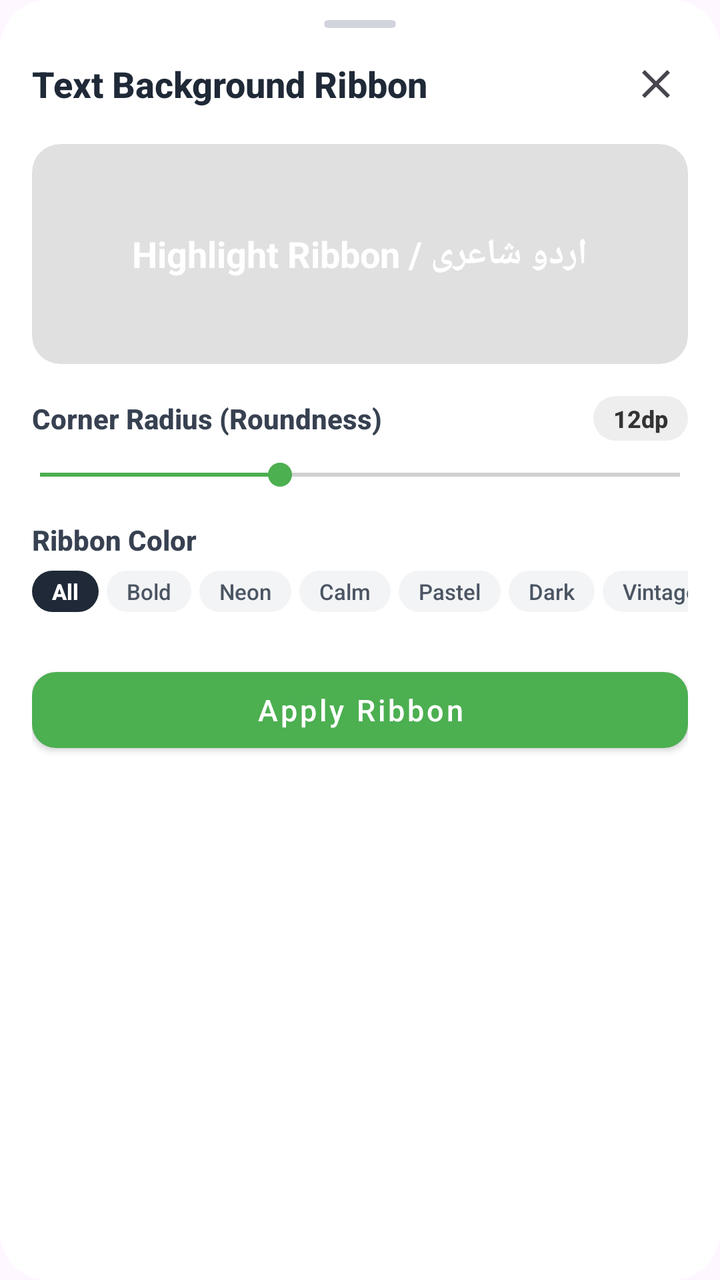
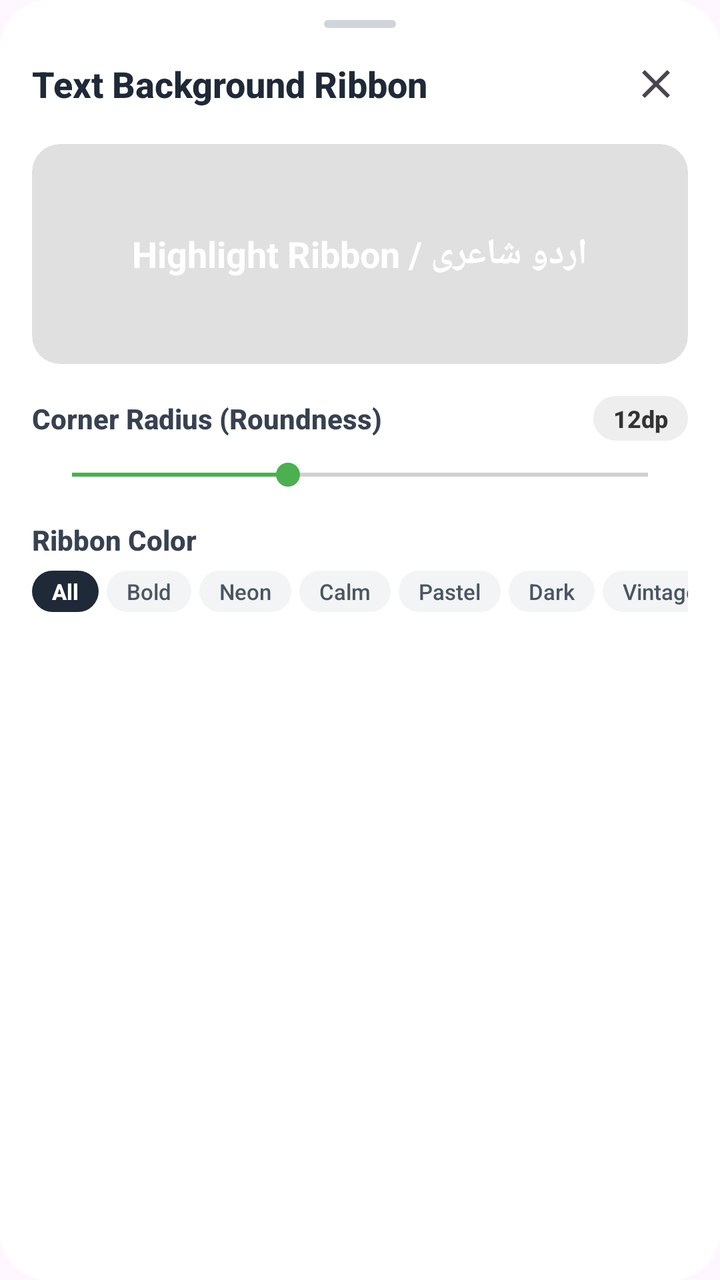

An Android layout rendered at two revisions. The XML below is the earlier revision; the diff shows what the commit changed to produce the second picture.
<!-- AndroidManifest.xml: another module's application theme Theme.DialogHub -->
<!-- res/layout/dialog_text_highlight.xml -->
<?xml version="1.0" encoding="utf-8"?>
<LinearLayout xmlns:android="http://schemas.android.com/apk/res/android"
    xmlns:app="http://schemas.android.com/apk/res-auto"
    android:layout_width="match_parent"
    android:layout_height="wrap_content"
    android:layout_gravity="center"
    android:background="@drawable/rounded_background"
    android:orientation="vertical"
    android:paddingStart="16dp"
    android:paddingEnd="16dp"
    android:paddingBottom="20dp">

    
    <View
        android:id="@+id/dragHandle"
        android:layout_width="36dp"
        android:layout_height="4dp"
        android:layout_gravity="center_horizontal"
        android:layout_marginTop="10dp"
        android:layout_marginBottom="4dp"
        android:background="@drawable/bg_drag_handle" />

    
    <LinearLayout
        android:layout_width="match_parent"
        android:layout_height="wrap_content"
        android:gravity="center_vertical"
        android:paddingTop="8dp"
        android:paddingBottom="10dp">

        <TextView
            android:layout_width="0dp"
            android:layout_height="wrap_content"
            android:layout_weight="1"
            android:fontFamily="sans-serif-medium"
            android:text="Text Background Ribbon"
            android:textColor="#1F2937"
            android:textSize="18sp"
            android:textStyle="bold" />

        <ImageButton
            android:id="@+id/btnClose"
            android:layout_width="32dp"
            android:layout_height="32dp"
            android:background="?actionBarItemBackground"
            android:contentDescription="Close"
            android:src="@drawable/ic_close" />
    </LinearLayout>

    
    <androidx.cardview.widget.CardView
        android:layout_width="match_parent"
        android:layout_height="110dp"
        android:layout_marginTop="4dp"
        android:layout_marginBottom="16dp"
        app:cardBackgroundColor="#E0E0E0"
        app:cardCornerRadius="14dp"
        app:cardElevation="0dp">

        <FrameLayout
            android:layout_width="match_parent"
            android:layout_height="match_parent"
            android:gravity="center">

            <TextView
                android:id="@+id/tvLivePreview"
                android:layout_width="wrap_content"
                android:layout_height="wrap_content"
                android:layout_gravity="center"
                android:gravity="center"
                android:text="اردو شاعری / Highlight Ribbon"
                android:textColor="#FFFFFF"
                android:textDirection="anyRtl"
                android:textSize="18sp"
                android:textStyle="bold" />
        </FrameLayout>
    </androidx.cardview.widget.CardView>

    
    <LinearLayout
        android:layout_width="match_parent"
        android:layout_height="wrap_content"
        android:gravity="center_vertical"
        android:orientation="horizontal">

        <TextView
            android:layout_width="0dp"
            android:layout_height="wrap_content"
            android:layout_weight="1"
            android:fontFamily="sans-serif-medium"
            android:text="Corner Radius (Roundness)"
            android:textColor="#374151"
            android:textSize="14sp"
            android:textStyle="bold" />

        <TextView
            android:id="@+id/tvRadiusValue"
            android:layout_width="wrap_content"
            android:layout_height="wrap_content"
            android:background="@drawable/rounded_background"
            android:backgroundTint="#EEEEEE"
            android:fontFamily="sans-serif-medium"
            android:paddingStart="10dp"
            android:paddingTop="3dp"
            android:paddingEnd="10dp"
            android:paddingBottom="3dp"
            android:text="12dp"
            android:textColor="#333333"
            android:textSize="12sp"
            android:textStyle="bold" />
    </LinearLayout>

    <SeekBar
        android:id="@+id/seekBarRadius"
        android:layout_width="match_parent"
        android:layout_height="wrap_content"
        android:layout_marginTop="8dp"
        android:max="32"
        android:paddingStart="4dp"
        android:paddingEnd="4dp"
        android:progress="12"
        android:progressTint="?attr/colorPrimary"
        android:thumbTint="?attr/colorPrimary" />

    
    <TextView
        android:layout_width="match_parent"
        android:layout_height="wrap_content"
        android:layout_marginTop="14dp"
        android:fontFamily="sans-serif-medium"
        android:text="Ribbon Color"
        android:textColor="#374151"
        android:textSize="14sp"
        android:textStyle="bold" />

    
    <HorizontalScrollView
        android:layout_width="match_parent"
        android:layout_height="wrap_content"
        android:layout_marginTop="6dp"
        android:layout_marginBottom="6dp"
        android:overScrollMode="never"
        android:scrollbars="none">

        <LinearLayout
            android:layout_width="wrap_content"
            android:layout_height="wrap_content"
            android:orientation="horizontal">

            <TextView
                android:id="@+id/chipRibbonAll"
                android:layout_width="wrap_content"
                android:layout_height="wrap_content"
                android:background="@drawable/rounded_background"
                android:backgroundTint="#1F2937"
                android:fontFamily="sans-serif-medium"
                android:paddingStart="10dp"
                android:paddingTop="3dp"
                android:paddingEnd="10dp"
                android:paddingBottom="3dp"
                android:text="All"
                android:textColor="#FFFFFF"
                android:textSize="11sp"
                android:textStyle="bold" />

            <TextView
                android:id="@+id/chipRibbonBold"
                android:layout_width="wrap_content"
                android:layout_height="wrap_content"
                android:layout_marginStart="4dp"
                android:background="@drawable/rounded_background"
                android:backgroundTint="#F3F4F6"
                android:fontFamily="sans-serif-medium"
                android:paddingStart="10dp"
                android:paddingTop="3dp"
                android:paddingEnd="10dp"
                android:paddingBottom="3dp"
                android:text="Bold"
                android:textColor="#4B5563"
                android:textSize="11sp" />

            <TextView
                android:id="@+id/chipRibbonNeon"
                android:layout_width="wrap_content"
                android:layout_height="wrap_content"
                android:layout_marginStart="4dp"
                android:background="@drawable/rounded_background"
                android:backgroundTint="#F3F4F6"
                android:fontFamily="sans-serif-medium"
                android:paddingStart="10dp"
                android:paddingTop="3dp"
                android:paddingEnd="10dp"
                android:paddingBottom="3dp"
                android:text="Neon"
                android:textColor="#4B5563"
                android:textSize="11sp" />

            <TextView
                android:id="@+id/chipRibbonCalm"
                android:layout_width="wrap_content"
                android:layout_height="wrap_content"
                android:layout_marginStart="4dp"
                android:background="@drawable/rounded_background"
                android:backgroundTint="#F3F4F6"
                android:fontFamily="sans-serif-medium"
                android:paddingStart="10dp"
                android:paddingTop="3dp"
                android:paddingEnd="10dp"
                android:paddingBottom="3dp"
                android:text="Calm"
                android:textColor="#4B5563"
                android:textSize="11sp" />

            <TextView
                android:id="@+id/chipRibbonPastel"
                android:layout_width="wrap_content"
                android:layout_height="wrap_content"
                android:layout_marginStart="4dp"
                android:background="@drawable/rounded_background"
                android:backgroundTint="#F3F4F6"
                android:fontFamily="sans-serif-medium"
                android:paddingStart="10dp"
                android:paddingTop="3dp"
                android:paddingEnd="10dp"
                android:paddingBottom="3dp"
                android:text="Pastel"
                android:textColor="#4B5563"
                android:textSize="11sp" />

            <TextView
                android:id="@+id/chipRibbonDark"
                android:layout_width="wrap_content"
                android:layout_height="wrap_content"
                android:layout_marginStart="4dp"
                android:background="@drawable/rounded_background"
                android:backgroundTint="#F3F4F6"
                android:fontFamily="sans-serif-medium"
                android:paddingStart="10dp"
                android:paddingTop="3dp"
                android:paddingEnd="10dp"
                android:paddingBottom="3dp"
                android:text="Dark"
                android:textColor="#4B5563"
                android:textSize="11sp" />

            <TextView
                android:id="@+id/chipRibbonVintage"
                android:layout_width="wrap_content"
                android:layout_height="wrap_content"
                android:layout_marginStart="4dp"
                android:background="@drawable/rounded_background"
                android:backgroundTint="#F3F4F6"
                android:fontFamily="sans-serif-medium"
                android:paddingStart="10dp"
                android:paddingTop="3dp"
                android:paddingEnd="10dp"
                android:paddingBottom="3dp"
                android:text="Vintage"
                android:textColor="#4B5563"
                android:textSize="11sp" />
        </LinearLayout>
    </HorizontalScrollView>

    <androidx.recyclerview.widget.RecyclerView
        android:id="@+id/rvRibbonColors"
        android:layout_width="match_parent"
        android:layout_height="wrap_content"
        android:clipToPadding="false"
        android:overScrollMode="never" />

    <com.google.android.material.button.MaterialButton
        android:id="@+id/btnApplyHighlight"
        style="@style/Widget.MaterialComponents.Button"
        android:layout_width="match_parent"
        android:layout_height="50dp"
        android:layout_marginTop="18dp"
        android:text="Apply Ribbon"
        android:textAllCaps="false"
        android:textSize="15sp"
        app:cornerRadius="12dp" />

</LinearLayout>
<!-- resources referenced by this layout -->
<resources>
  <!-- drawable bg_drag_handle (drawable) -->
  ﻿<?xml version="1.0" encoding="utf-8"?>
  <shape xmlns:android="http://schemas.android.com/apk/res/android"
      android:shape="rectangle">
      <solid android:color="#D1D5DB" />
      <corners android:radius="3dp" />
  </shape>
  <!-- drawable ic_close (drawable) -->
  ﻿<vector xmlns:android="http://schemas.android.com/apk/res/android"
      android:width="24dp"
      android:height="24dp"
      android:viewportWidth="24"
      android:viewportHeight="24"
      android:tint="?attr/colorControlNormal">
    <path
        android:fillColor="@android:color/white"
        android:pathData="M19,6.41L17.59,5 12,10.59 6.41,5 5,6.41 10.59,12 5,17.59 6.41,19 12,13.41 17.59,19 19,17.59 13.41,12z"/>
  </vector>
  <!-- drawable rounded_background (drawable) -->
  <?xml version="1.0" encoding="utf-8"?>
  <shape xmlns:android="http://schemas.android.com/apk/res/android"
      android:shape="rectangle">
      <solid android:color="#FFFFFF" />
      <corners android:radius="24dp" />
  </shape>
  <style name="Theme.DialogHub" parent="Base.Theme.DialogHub" />
  <style name="Base.Theme.DialogHub" parent="Theme.Material3.DayNight.NoActionBar">
          <item name="colorPrimary">#4CAF50</item>
      </style>
</resources>

<!-- the commit's change to res/layout/dialog_text_highlight.xml (unified diff, before → after) -->
@@ -114,12 +114,15 @@
         android:id="@+id/seekBarRadius"
         android:layout_width="match_parent"
         android:layout_height="wrap_content"
+        android:layout_marginStart="4dp"
         android:layout_marginTop="8dp"
+        android:layout_marginEnd="4dp"
         android:max="32"
-        android:paddingStart="4dp"
-        android:paddingEnd="4dp"
+        android:paddingStart="16dp"
+        android:paddingEnd="16dp"
         android:progress="12"
         android:progressTint="?attr/colorPrimary"
+        android:splitTrack="false"
         android:thumbTint="?attr/colorPrimary" />
 
     
@@ -268,15 +271,4 @@
         android:clipToPadding="false"
         android:overScrollMode="never" />
 
-    <com.google.android.material.button.MaterialButton
-        android:id="@+id/btnApplyHighlight"
-        style="@style/Widget.MaterialComponents.Button"
-        android:layout_width="match_parent"
-        android:layout_height="50dp"
-        android:layout_marginTop="18dp"
-        android:text="Apply Ribbon"
-        android:textAllCaps="false"
-        android:textSize="15sp"
-        app:cornerRadius="12dp" />
-
 </LinearLayout>
